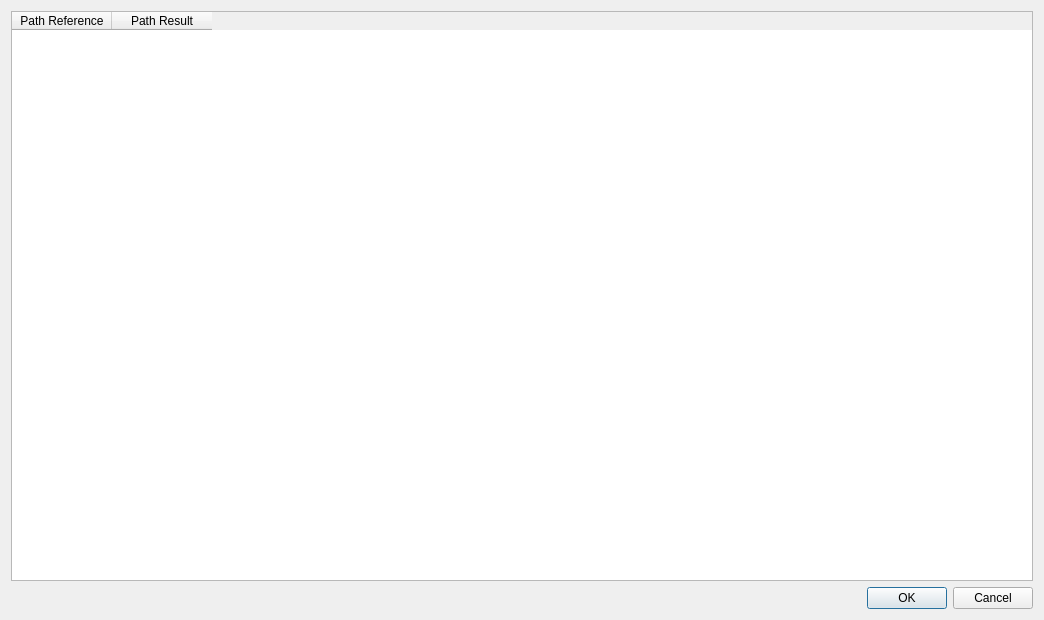
Before: the Qt Designer form CompareClasseA_dialog_base.ui in vincentBenet/CompareClasseA, drawn with Qt 5.
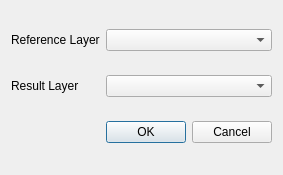
After: the same form once the commit is applied.

What changed in the file:
```diff
--- a/CompareClasseA_dialog_base.ui
+++ b/CompareClasseA_dialog_base.ui
@@ -6,15 +6,21 @@
    <rect>
     <x>0</x>
     <y>0</y>
-    <width>1044</width>
-    <height>620</height>
+    <width>230</width>
+    <height>175</height>
    </rect>
   </property>
   <property name="windowTitle">
    <string>CompareClasseA</string>
   </property>
   <layout class="QGridLayout" name="gridLayout">
-   <item row="1" column="0">
+   <item row="0" column="1">
+    <widget class="QComboBox" name="comboBox_reference"/>
+   </item>
+   <item row="1" column="1">
+    <widget class="QComboBox" name="comboBox_result"/>
+   </item>
+   <item row="2" column="1">
     <widget class="QDialogButtonBox" name="button_box">
      <property name="orientation">
       <enum>Qt::Horizontal</enum>
@@ -25,17 +31,17 @@
     </widget>
    </item>
    <item row="0" column="0">
-    <widget class="QTableWidget" name="tableWidget">
-     <column>
+    <widget class="QLabel" name="label">
       <property name="text">
-       <string>Path Reference</string>
-      </property>
-     </column>
-     <column>
+      <string>Reference Layer</string>
+     </property>
+    </widget>
+   </item>
+   <item row="1" column="0">
+    <widget class="QLabel" name="label_2">
       <property name="text">
-       <string>Path Result</string>
-      </property>
-     </column>
+      <string>Result Layer</string>
+     </property>
     </widget>
    </item>
   </layout>
```
Lines whose indentation alone changed are shown as unchanged.
